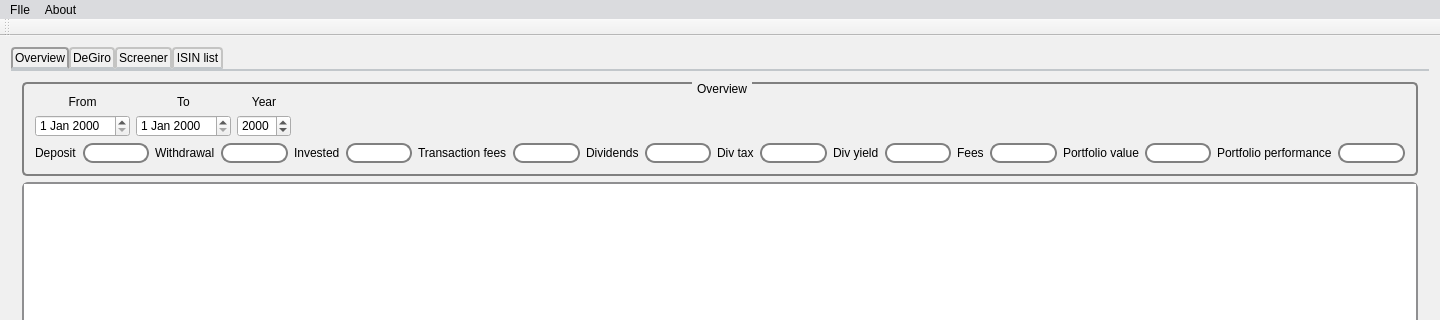
The window that mainwindow.ui (ado130/SPM) describes before a commit, drawn with Qt 5; both pictures show x 0 to 1440 and y 0 to 320 of the 1440 by 768 pixel window.
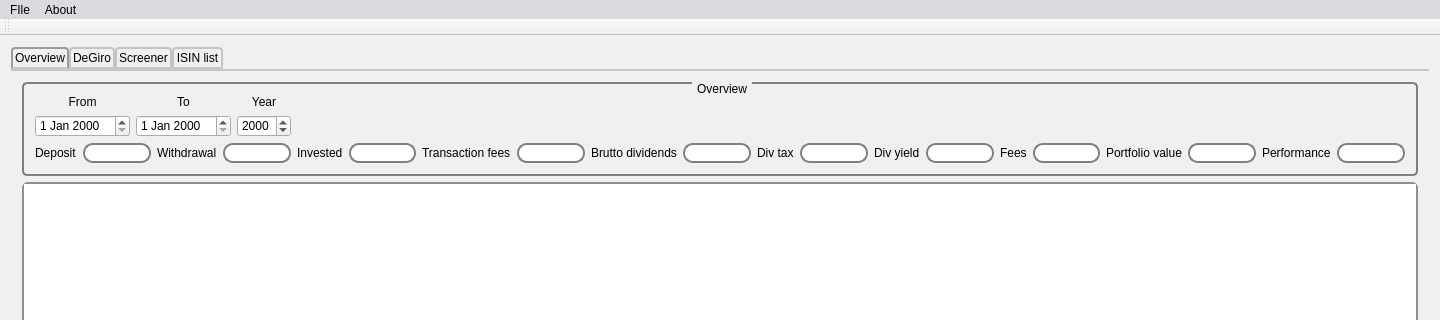
The same window after the commit. Icons and pictures are not drawn.

The edit to the form file:
```diff
--- a/mainwindow.ui
+++ b/mainwindow.ui
@@ -278,7 +278,7 @@
                  <item>
                   <widget class="QLabel" name="label_6">
                    <property name="text">
-                    <string>Dividends</string>
+                    <string>Brutto dividends</string>
                    </property>
                   </widget>
                  </item>
@@ -393,7 +393,7 @@
                  <item>
                   <widget class="QLabel" name="label_7">
                    <property name="text">
-                    <string>Portfolio performance</string>
+                    <string>Performance</string>
                    </property>
                   </widget>
                  </item>
```
